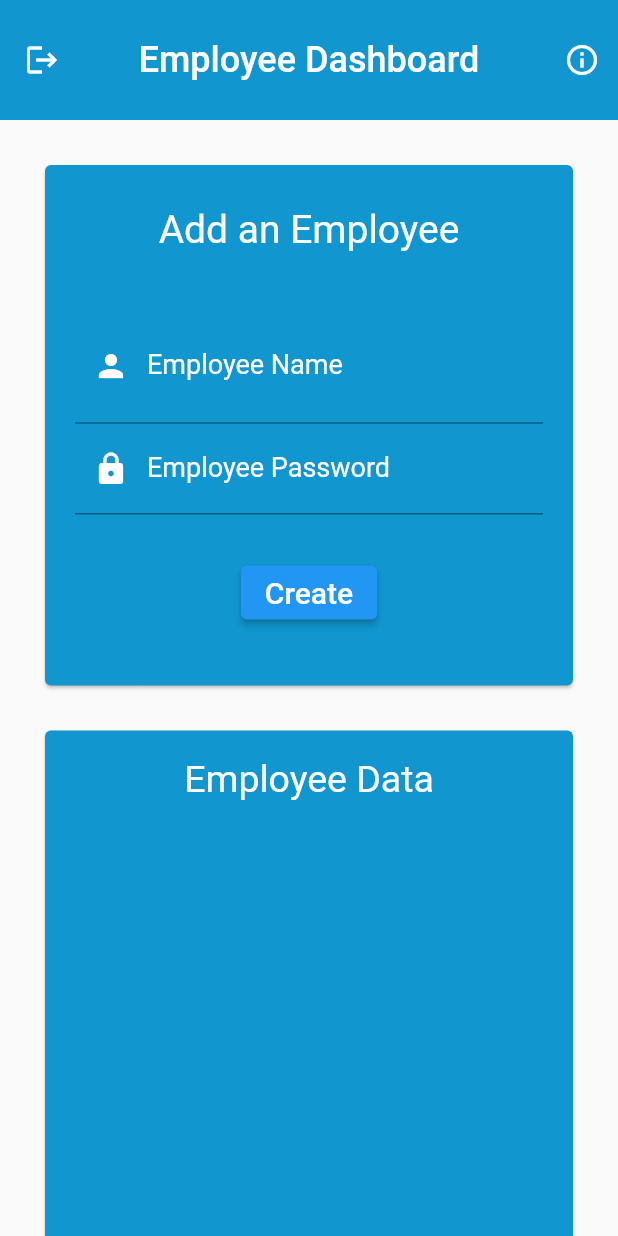
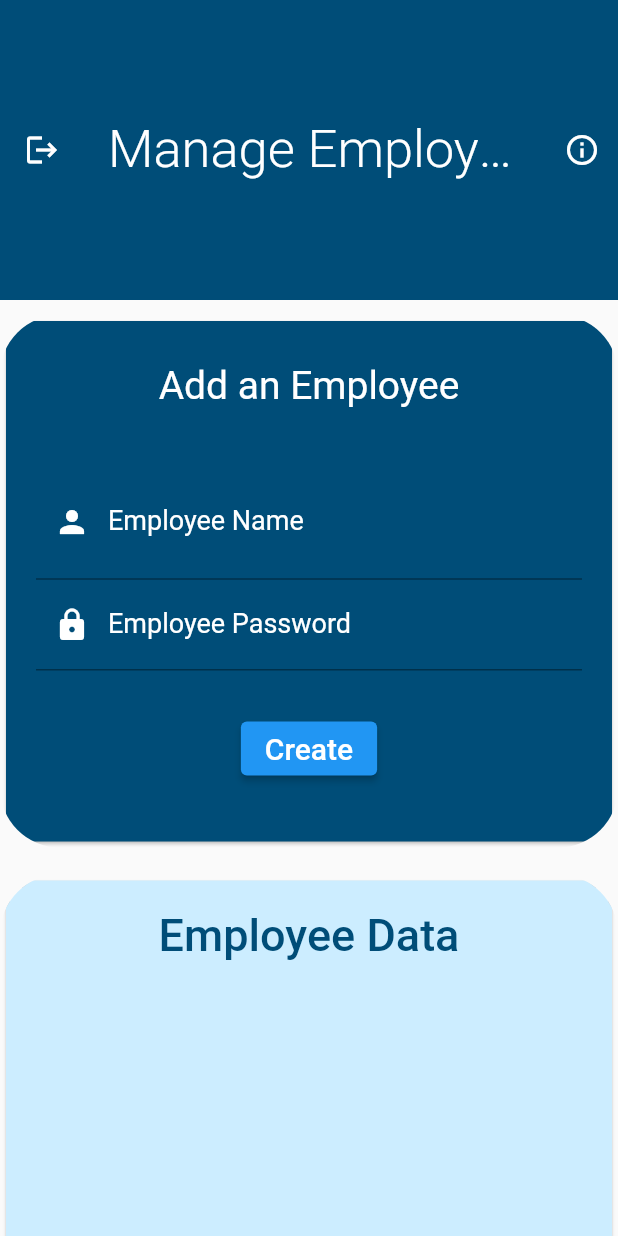
Before and after one commit to saadbhaldar1212/Project-Guestify, a Flutter app: the EmployeeDashboard screen opened directly, on a phone screen of 412 x 824 dp. Run offline on Flutter 3.47's test engine with Material 2 defaults, Android fonts, the light colour scheme and no system bars; drawn by our look-alikes of firebase_database; our stand-ins replace firebase_auth, firebase_core, fluttertoast, get; accounts and stored records are empty; project files that could hold a hidden picture were left out.

Commit message:
Employee Dashboard UI finish

```diff
--- a/lib/dashboard/bottomappbar_pages/employee_dashboard.dart
+++ b/lib/dashboard/bottomappbar_pages/employee_dashboard.dart
@@ -65,17 +65,9 @@ class _EmployeeDashboardState extends State<EmployeeDashboard> {
     return Scaffold(
       appBar: AppBar(
         automaticallyImplyLeading: false,
-        centerTitle: true,
-        backgroundColor: const Color.fromARGB(255, 17, 150, 207),
-        foregroundColor: Colors.white,
+        toolbarHeight: 200,
+        backgroundColor: const Color.fromRGBO(0, 77, 120, 1.000),
         elevation: 0,
-        toolbarHeight: 80,
-        title: Text(
-          widget.title,
-          style: const TextStyle(
-            fontSize: 24,
-          ),
-        ),
         actions: [
           IconButton(
             onPressed: (() {
@@ -88,13 +80,24 @@ class _EmployeeDashboardState extends State<EmployeeDashboard> {
           )
         ],
         leading: const SignOutButton(),
+        title: const Text(
+          'Manage Employee',
+          style: TextStyle(
+            fontSize: 35,
+            fontWeight: FontWeight.w300,
+          ),
+        ),
+        centerTitle: true,
       ),
       body: SingleChildScrollView(
         child: Column(
           children: [
-            Card(
-              margin: const EdgeInsets.all(30),
-              color: const Color.fromARGB(255, 17, 150, 207),
+            Padding(
+              padding: const EdgeInsets.only(top: 10.0),
+              child: ClipRRect(
+                borderRadius: BorderRadius.circular(40),
+                child: Card(
+                  color: const Color.fromRGBO(0, 77, 120, 1.000),
                   child: SizedBox(
                     width: double.infinity,
                     child: Form(
@@ -123,7 +126,8 @@ class _EmployeeDashboardState extends State<EmployeeDashboard> {
                                     child: TextFormField(
                                       focusNode: unitCodeCtrlFocusNode,
                                       cursorColor: Colors.white,
-                                  style: const TextStyle(color: Colors.white),
+                                      style:
+                                          const TextStyle(color: Colors.white),
                                       controller: empName,
                                       cursorHeight: 20,
                                       textInputAction: TextInputAction.next,
@@ -147,7 +151,8 @@ class _EmployeeDashboardState extends State<EmployeeDashboard> {
                                           return 'Enter Employee Name';
                                         } else if (!value.contains('@')) {
                                           return 'Enter valid email address';
-                                    } else if (!value.startsWith('employee.')) {
+                                        } else if (!value
+                                            .startsWith('employee.')) {
                                           return 'Create account using given instructions';
                                         } else if (!value.endsWith('.com')) {
                                           return 'Username should end with ".com"';
@@ -161,12 +166,14 @@ class _EmployeeDashboardState extends State<EmployeeDashboard> {
                                         horizontal: 20.0),
                                     child: TextFormField(
                                       cursorColor: Colors.white,
-                                  style: const TextStyle(color: Colors.white),
+                                      style:
+                                          const TextStyle(color: Colors.white),
                                       controller: empPass,
                                       cursorHeight: 20,
                                       textInputAction: TextInputAction.next,
                                       obscureText: true,
-                                  keyboardType: TextInputType.visiblePassword,
+                                      keyboardType:
+                                          TextInputType.visiblePassword,
                                       autofocus: false,
                                       decoration: const InputDecoration(
                                         errorStyle: TextStyle(
@@ -213,7 +220,8 @@ class _EmployeeDashboardState extends State<EmployeeDashboard> {
                                             FocusScope.of(context)
                                                 .requestFocus(FocusNode());
                                           }).onError((error, stackTrace) {
-                                        Utils().toastMessage(error.toString());
+                                            Utils()
+                                                .toastMessage(error.toString());
                                             empName.clear();
                                             empPass.clear();
                                             FocusScope.of(context)
@@ -236,14 +244,16 @@ class _EmployeeDashboardState extends State<EmployeeDashboard> {
                     ),
                   ),
                 ),
-            Stack(
+              ),
+            ),
+            Padding(
+              padding: const EdgeInsets.only(top: 18.0),
+              child: Stack(
                 children: [
-                Card(
-                  margin: const EdgeInsets.only(
-                    left: 30,
-                    right: 30,
-                  ),
-                  color: const Color.fromARGB(255, 17, 150, 207),
+                  ClipRRect(
+                    borderRadius: BorderRadius.circular(40),
+                    child: Card(
+                      color: const Color.fromRGBO(204, 237, 255, 1),
                       child: SizedBox(
                         height: 350,
                         child: Padding(
@@ -262,20 +272,30 @@ class _EmployeeDashboardState extends State<EmployeeDashboard> {
                                   leading: const CircleAvatar(
                                     radius: 30,
                                     backgroundColor: Colors.white,
-                                child: Icon(Icons.person,
-                                    color: Colors.black, size: 40),
+                                    child: Icon(
+                                      Icons.person,
+                                      color: Color.fromRGBO(0, 77, 120, 1.000),
+                                      size: 50,
+                                    ),
                                   ),
                                   title: Text(
                                     snapshot
                                         .child('Employee Name')
                                         .value
                                         .toString(),
+                                    style: const TextStyle(
+                                      color: Color.fromRGBO(0, 77, 120, 1.000),
+                                      fontSize: 20,
+                                    ),
                                   ),
                                   subtitle: Text(
                                     snapshot
                                         .child('Employee Password')
                                         .value
                                         .toString(),
+                                    style: const TextStyle(
+                                      color: Color.fromRGBO(0, 77, 120, 1.000),
+                                    ),
                                   ),
                                 ),
                               );
@@ -284,22 +304,24 @@ class _EmployeeDashboardState extends State<EmployeeDashboard> {
                         ),
                       ),
                     ),
+                  ),
                   Row(
                     mainAxisAlignment: MainAxisAlignment.center,
                     children: const [
                       Padding(
-                      padding: EdgeInsets.all(18.0),
+                        padding: EdgeInsets.all(23.0),
                         child: Text(
                           'Employee Data',
                           style: TextStyle(
-                          fontSize: 25,
-                          color: Colors.white,
-                        ),
+                              fontSize: 30,
+                              color: Color.fromRGBO(0, 77, 120, 1.000),
+                              fontWeight: FontWeight.w500),
                         ),
                       )
                     ],
                   ),
                 ],
+              ),
             ),
           ],
         ),
--- a/lib/events/event_information.dart
+++ b/lib/events/event_information.dart
@@ -33,7 +33,7 @@ class _EventInfoState extends State<EventInfo> {
     return Scaffold(
       appBar: AppBar(
         automaticallyImplyLeading: false,
-        backgroundColor: Theme.of(context).primaryColor,
+        backgroundColor: const Color.fromRGBO(0, 77, 120, 1.000),
         centerTitle: true,
         title: const Text('Add Event'),
         actions: [
--- a/lib/utils/event_info/edit_event_info.dart
+++ b/lib/utils/event_info/edit_event_info.dart
@@ -56,10 +56,10 @@ class _EditEventInfoState extends State<EditEventInfo> {
 
     return Scaffold(
       appBar: AppBar(
-        backgroundColor: Theme.of(context).primaryColor,
+        backgroundColor: const Color.fromRGBO(0, 77, 120, 1.000),
         automaticallyImplyLeading: true,
         elevation: 0,
-        toolbarHeight: 50,
+        toolbarHeight: 80,
         centerTitle: true,
         title: const Text(
           'Edit Event Info',
```
Lines whose indentation alone changed are shown as unchanged.
